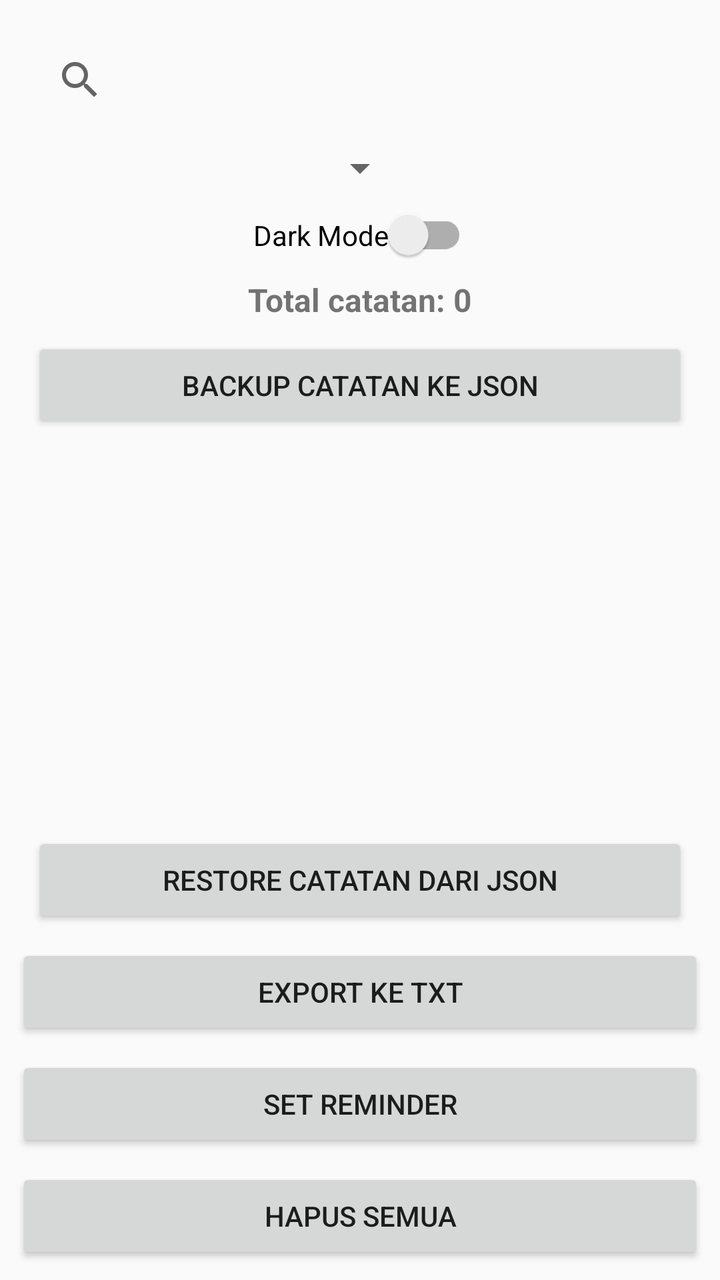
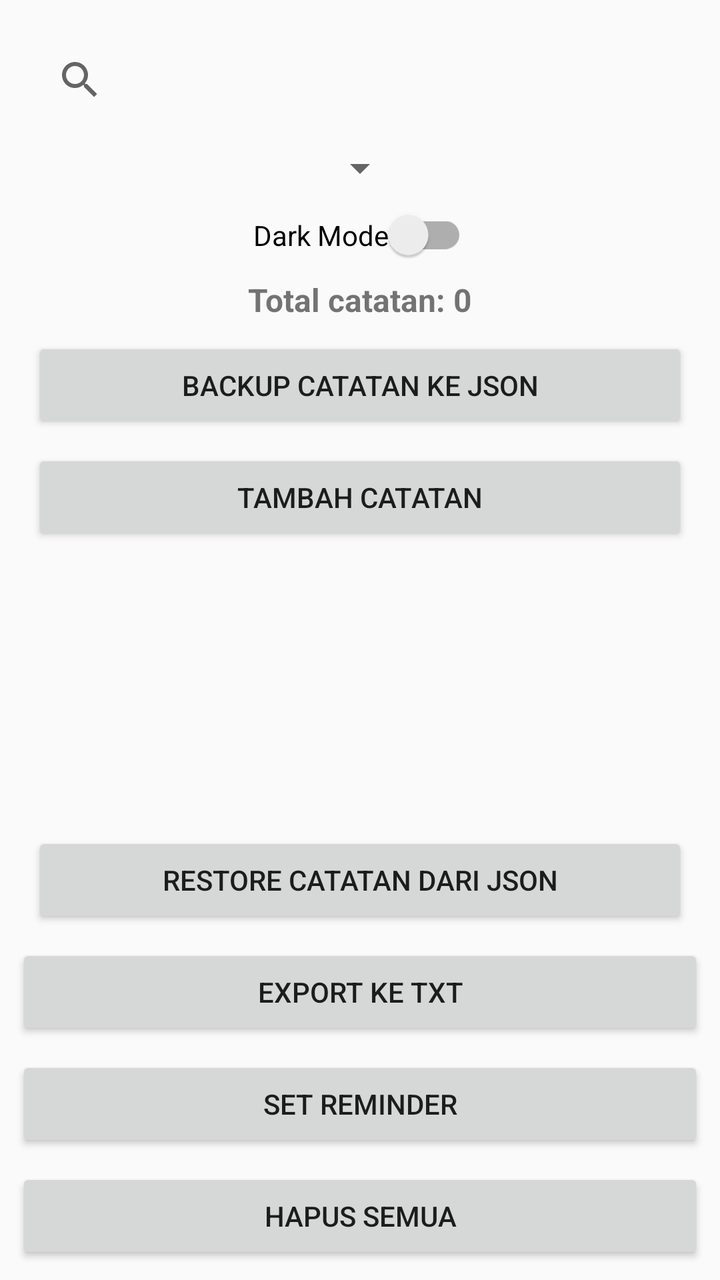

Compare the two renders of this Android layout. The source of the first and the diff that turns it into the second are given below.
<!-- AndroidManifest.xml: application theme Theme.SerenoteApp -->
<!-- res/layout/activity_main.xml -->
<?xml version="1.0" encoding="utf-8"?>
<androidx.constraintlayout.widget.ConstraintLayout
    xmlns:android="http://schemas.android.com/apk/res/android"
    xmlns:app="http://schemas.android.com/apk/res-auto"
    xmlns:tools="http://schemas.android.com/tools"
    android:layout_width="match_parent"
    android:layout_height="match_parent"
    tools:context=".MainActivity">

    <SearchView
        android:id="@+id/searchView"
        android:layout_width="0dp"
        android:layout_height="wrap_content"
        android:queryHint="Cari judul atau isi..."
        android:layout_margin="16dp"
        app:layout_constraintTop_toTopOf="parent"
        app:layout_constraintStart_toStartOf="parent"
        app:layout_constraintEnd_toEndOf="parent" />

    <Spinner
        android:id="@+id/spinnerCategory"
        android:layout_width="wrap_content"
        android:layout_height="wrap_content"
        android:layout_marginTop="8dp"
        app:layout_constraintTop_toBottomOf="@id/searchView"
        app:layout_constraintStart_toStartOf="parent"
        app:layout_constraintEnd_toEndOf="parent" />

    <androidx.appcompat.widget.SwitchCompat
        android:id="@+id/switchDarkMode"
        android:layout_width="wrap_content"
        android:layout_height="wrap_content"
        android:text="Dark Mode"
        android:layout_marginTop="8dp"
        app:layout_constraintTop_toBottomOf="@id/spinnerCategory"
        app:layout_constraintStart_toStartOf="parent"
        app:layout_constraintEnd_toEndOf="parent" />

    <TextView
        android:id="@+id/tvTotalNotes"
        android:layout_width="wrap_content"
        android:layout_height="wrap_content"
        android:text="Total catatan: 0"
        android:textStyle="bold"
        android:textSize="16sp"
        android:layout_marginTop="8dp"
        app:layout_constraintTop_toBottomOf="@id/switchDarkMode"
        app:layout_constraintStart_toStartOf="parent"
        app:layout_constraintEnd_toEndOf="parent" />

    
    <Button
        android:id="@+id/btnBackup"
        android:layout_width="0dp"
        android:layout_height="wrap_content"
        android:text="Backup Catatan ke JSON"
        android:layout_marginStart="16dp"
        android:layout_marginEnd="16dp"
        android:layout_marginTop="8dp"
        app:layout_constraintTop_toBottomOf="@id/tvTotalNotes"
        app:layout_constraintStart_toStartOf="parent"
        app:layout_constraintEnd_toEndOf="parent" />

    <androidx.recyclerview.widget.RecyclerView
        android:id="@+id/recyclerView"
        android:layout_width="0dp"
        android:layout_height="0dp"
        android:minHeight="100dp"
        android:padding="8dp"
        app:layout_constraintTop_toBottomOf="@id/btnBackup"
        app:layout_constraintBottom_toTopOf="@id/btnRestore"
        app:layout_constraintStart_toStartOf="parent"
        app:layout_constraintEnd_toEndOf="parent" />

    <Button
        android:id="@+id/btnRestore"
        android:layout_width="0dp"
        android:layout_height="wrap_content"
        android:text="Restore Catatan dari JSON"
        android:layout_marginStart="16dp"
        android:layout_marginEnd="16dp"
        android:layout_marginBottom="8dp"
        app:layout_constraintBottom_toTopOf="@id/btnExport"
        app:layout_constraintStart_toStartOf="parent"
        app:layout_constraintEnd_toEndOf="parent" />

    <Button
        android:id="@+id/btnExport"
        android:layout_width="0dp"
        android:layout_height="wrap_content"
        android:text="Export ke TXT"
        android:layout_margin="8dp"
        app:layout_constraintBottom_toTopOf="@id/btnReminder"
        app:layout_constraintStart_toStartOf="parent"
        app:layout_constraintEnd_toEndOf="parent" />

    <Button
        android:id="@+id/btnReminder"
        android:layout_width="0dp"
        android:layout_height="wrap_content"
        android:text="Set Reminder"
        android:layout_margin="8dp"
        app:layout_constraintBottom_toTopOf="@id/btnDeleteAll"
        app:layout_constraintStart_toStartOf="parent"
        app:layout_constraintEnd_toEndOf="parent" />

    <Button
        android:id="@+id/btnDeleteAll"
        android:layout_width="0dp"
        android:layout_height="wrap_content"
        android:text="Hapus Semua"
        android:layout_margin="8dp"
        app:layout_constraintBottom_toBottomOf="parent"
        app:layout_constraintStart_toStartOf="parent"
        app:layout_constraintEnd_toEndOf="parent" />

    <FrameLayout
        android:id="@+id/fragment_container"
        android:layout_width="0dp"
        android:layout_height="0dp"
        android:background="#FFFFFF"
        android:visibility="gone"
        app:layout_constraintTop_toTopOf="parent"
        app:layout_constraintBottom_toBottomOf="parent"
        app:layout_constraintStart_toStartOf="parent"
        app:layout_constraintEnd_toEndOf="parent"/>


</androidx.constraintlayout.widget.ConstraintLayout>
<!-- resources referenced by this layout -->
<resources>
  <style name="Theme.SerenoteApp" parent="Theme.AppCompat.Light.DarkActionBar">
          
          <item name="colorPrimary">@color/purple_500</item>
          <item name="colorPrimaryDark">@color/purple_700</item>
          <item name="colorAccent">@color/teal_200</item>
          
      </style>
  <color name="purple_500">#FF6200EE</color>
  <color name="purple_700">#FF3700B3</color>
  <color name="teal_200">#FF03DAC5</color>
</resources>

<!-- the commit's change to res/layout/activity_main.xml (unified diff, before → after) -->
@@ -7,7 +7,7 @@
     android:layout_height="match_parent"
     tools:context=".MainActivity">
 
-    <SearchView
+    <androidx.appcompat.widget.SearchView
         android:id="@+id/searchView"
         android:layout_width="0dp"
         android:layout_height="wrap_content"
@@ -48,7 +48,6 @@
         app:layout_constraintStart_toStartOf="parent"
         app:layout_constraintEnd_toEndOf="parent" />
 
-    
     <Button
         android:id="@+id/btnBackup"
         android:layout_width="0dp"
@@ -61,13 +60,25 @@
         app:layout_constraintStart_toStartOf="parent"
         app:layout_constraintEnd_toEndOf="parent" />
 
+    <Button
+        android:id="@+id/btnAddNote"
+        android:layout_width="0dp"
+        android:layout_height="wrap_content"
+        android:text="Tambah Catatan"
+        android:layout_marginStart="16dp"
+        android:layout_marginEnd="16dp"
+        android:layout_marginTop="8dp"
+        app:layout_constraintTop_toBottomOf="@id/btnBackup"
+        app:layout_constraintStart_toStartOf="parent"
+        app:layout_constraintEnd_toEndOf="parent" />
+
     <androidx.recyclerview.widget.RecyclerView
         android:id="@+id/recyclerView"
         android:layout_width="0dp"
         android:layout_height="0dp"
         android:minHeight="100dp"
         android:padding="8dp"
-        app:layout_constraintTop_toBottomOf="@id/btnBackup"
+        app:layout_constraintTop_toBottomOf="@id/btnAddNote"
         app:layout_constraintBottom_toTopOf="@id/btnRestore"
         app:layout_constraintStart_toStartOf="parent"
         app:layout_constraintEnd_toEndOf="parent" />
@@ -114,16 +125,18 @@
         app:layout_constraintStart_toStartOf="parent"
         app:layout_constraintEnd_toEndOf="parent" />
 
-    <FrameLayout
-        android:id="@+id/fragment_container"
+    <androidx.fragment.app.FragmentContainerView
+        android:id="@+id/nav_host_fragment"
+        android:name="androidx.navigation.fragment.NavHostFragment"
         android:layout_width="0dp"
         android:layout_height="0dp"
-        android:background="#FFFFFF"
-        android:visibility="gone"
+        app:defaultNavHost="true"
+        app:navGraph="@navigation/nav_graph"
         app:layout_constraintTop_toTopOf="parent"
         app:layout_constraintBottom_toBottomOf="parent"
         app:layout_constraintStart_toStartOf="parent"
-        app:layout_constraintEnd_toEndOf="parent"/>
+        app:layout_constraintEnd_toEndOf="parent"
+        android:visibility="gone"/>
 
 
 </androidx.constraintlayout.widget.ConstraintLayout>
